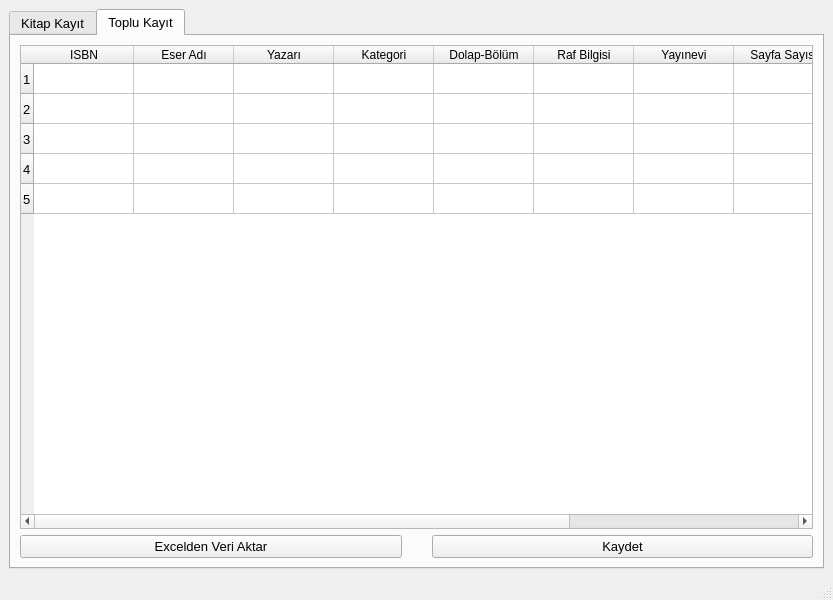
This is ui/kitapKayit.ui in mseroglu/kutuphaneOtomasyon as Qt 5 draws it before an edit. The edited form follows.
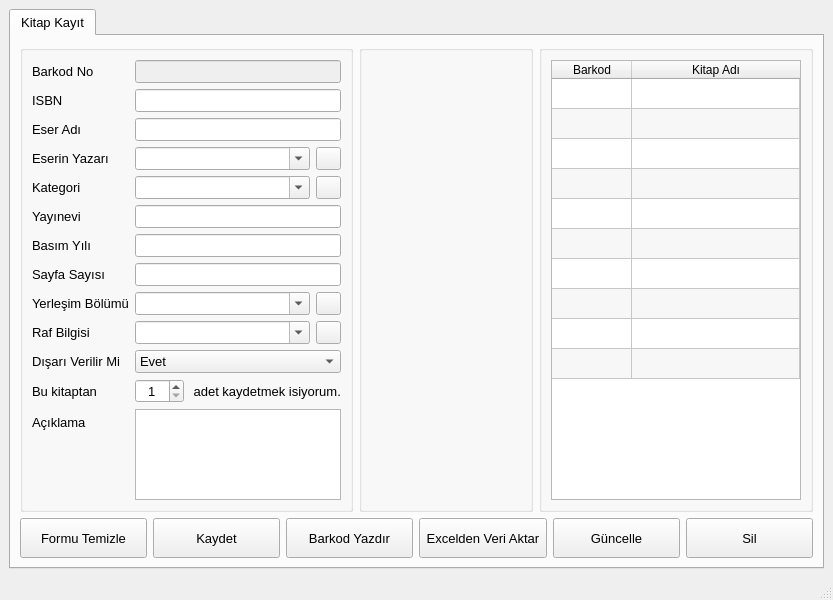
This is the edited form. The open tabs and pages were chosen to show the change. Icons and pictures are not drawn.

```diff
--- a/ui/kitapKayit.ui
+++ b/ui/kitapKayit.ui
@@ -29,7 +29,7 @@
        <attribute name="title">
         <string>Kitap Kayıt</string>
        </attribute>
-       <layout class="QVBoxLayout" name="verticalLayout_5">
+       <layout class="QVBoxLayout" name="verticalLayout_3">
         <item>
          <layout class="QHBoxLayout" name="horizontalLayout_2">
           <item>
@@ -740,9 +740,6 @@
         </item>
         <item>
          <layout class="QHBoxLayout" name="horizontalLayout">
-          <property name="topMargin">
-           <number>20</number>
-          </property>
           <item>
            <widget class="QPushButton" name="btn_clear">
             <property name="minimumSize">
@@ -797,6 +794,19 @@
             </property>
            </widget>
           </item>
+          <item>
+           <widget class="QPushButton" name="btn_getDataFromExcel">
+            <property name="minimumSize">
+             <size>
+              <width>60</width>
+              <height>40</height>
+             </size>
+            </property>
+            <property name="text">
+             <string>Excelden Veri Aktar</string>
+            </property>
+           </widget>
+          </item>
           <item>
            <widget class="QPushButton" name="btn_update">
             <property name="minimumSize">
@@ -837,125 +847,6 @@
         </item>
        </layout>
       </widget>
-      <widget class="QWidget" name="tab_topluKayit">
-       <attribute name="title">
-        <string>Toplu Kayıt</string>
-       </attribute>
-       <layout class="QVBoxLayout" name="verticalLayout_3">
-        <item>
-         <widget class="QTableWidget" name="table_topluKayit">
-          <attribute name="horizontalHeaderDefaultSectionSize">
-           <number>100</number>
-          </attribute>
-          <attribute name="horizontalHeaderMinimumSectionSize">
-           <number>30</number>
-          </attribute>
-          <attribute name="horizontalHeaderStretchLastSection">
-           <bool>true</bool>
-          </attribute>
-          <attribute name="verticalHeaderStretchLastSection">
-           <bool>false</bool>
-          </attribute>
-          <row>
-           <property name="text">
-            <string>1</string>
-           </property>
-          </row>
-          <row>
-           <property name="text">
-            <string>2</string>
-           </property>
-          </row>
-          <row>
-           <property name="text">
-            <string>3</string>
-           </property>
-          </row>
-          <row>
-           <property name="text">
-            <string>4</string>
-           </property>
-          </row>
-          <row>
-           <property name="text">
-            <string>5</string>
-           </property>
-          </row>
-          <column>
-           <property name="text">
-            <string>ISBN</string>
-           </property>
-          </column>
-          <column>
-           <property name="text">
-            <string>Eser Adı</string>
-           </property>
-          </column>
-          <column>
-           <property name="text">
-            <string>Yazarı</string>
-           </property>
-          </column>
-          <column>
-           <property name="text">
-            <string>Kategori</string>
-           </property>
-          </column>
-          <column>
-           <property name="text">
-            <string>Dolap-Bölüm</string>
-           </property>
-          </column>
-          <column>
-           <property name="text">
-            <string>Raf Bilgisi</string>
-           </property>
-          </column>
-          <column>
-           <property name="text">
-            <string>Yayınevi</string>
-           </property>
-          </column>
-          <column>
-           <property name="text">
-            <string>Sayfa Sayısı</string>
-           </property>
-          </column>
-          <column>
-           <property name="text">
-            <string>Basım Yılı</string>
-           </property>
-          </column>
-          <column>
-           <property name="text">
-            <string>Açıklama</string>
-           </property>
-          </column>
-         </widget>
-        </item>
-        <item>
-         <layout class="QHBoxLayout" name="horizontalLayout_4">
-          <property name="spacing">
-           <number>30</number>
-          </property>
-          <item>
-           <widget class="QPushButton" name="btn_getDataFromExcel">
-            <property name="text">
-             <string>Excelden Veri Aktar</string>
-            </property>
-           </widget>
-          </item>
-          <item>
-           <widget class="QPushButton" name="btn_saveAll">
-            <property name="text">
-             <string>Kaydet</string>
-            </property>
-           </widget>
-          </item>
-         </layout>
-        </item>
-       </layout>
-      </widget>
      </widget>
     </item>
    </layout>
```
